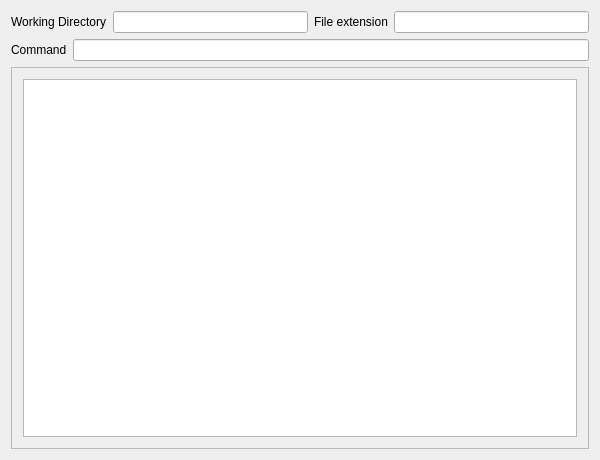
Qt form Servant/widget.ui (OskinElocater/Servant) before a commit.
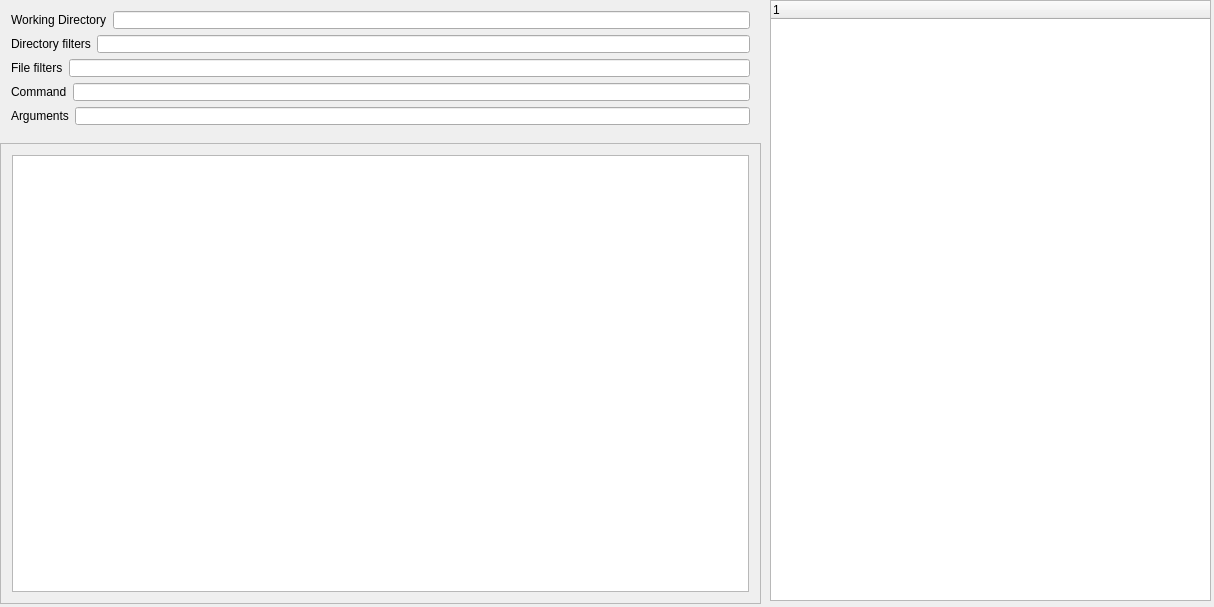
The same form after that commit.

```diff
--- a/Servant/widget.ui
+++ b/Servant/widget.ui
@@ -6,16 +6,57 @@
    <rect>
     <x>0</x>
     <y>0</y>
-    <width>600</width>
-    <height>460</height>
+    <width>1214</width>
+    <height>607</height>
    </rect>
   </property>
   <property name="windowTitle">
    <string>Widget</string>
   </property>
+  <widget class="QScrollArea" name="scrollArea">
+   <property name="geometry">
+    <rect>
+     <x>0</x>
+     <y>143</y>
+     <width>761</width>
+     <height>461</height>
+    </rect>
+   </property>
+   <property name="widgetResizable">
+    <bool>true</bool>
+   </property>
+   <widget class="QWidget" name="scrollAreaWidgetContents">
+    <property name="geometry">
+     <rect>
+      <x>0</x>
+      <y>0</y>
+      <width>759</width>
+      <height>459</height>
+     </rect>
+    </property>
+    <layout class="QHBoxLayout" name="horizontalLayout_3">
+     <item>
+      <widget class="QTextEdit" name="output">
+       <property name="readOnly">
+        <bool>true</bool>
+       </property>
+      </widget>
+     </item>
+    </layout>
+   </widget>
+  </widget>
+  <widget class="QWidget" name="layoutWidget">
+   <property name="geometry">
+    <rect>
+     <x>0</x>
+     <y>0</y>
+     <width>761</width>
+     <height>136</height>
+    </rect>
+   </property>
   <layout class="QVBoxLayout" name="verticalLayout">
    <item>
-    <layout class="QHBoxLayout" name="horizontalLayout_2">
+     <layout class="QHBoxLayout" name="horizontalLayout">
      <item>
       <widget class="QLabel" name="dirLabel">
        <property name="text">
@@ -30,20 +71,38 @@
        </property>
       </widget>
      </item>
+     </layout>
+    </item>
+    <item>
+     <layout class="QHBoxLayout" name="horizontalLayout_2">
+      <item>
+       <widget class="QLabel" name="label_2">
+        <property name="text">
+         <string>Directory filters</string>
+        </property>
+       </widget>
+      </item>
+      <item>
+       <widget class="QLineEdit" name="inputDirFilters"/>
+      </item>
+     </layout>
+    </item>
+    <item>
+     <layout class="QHBoxLayout" name="horizontalLayout_4">
      <item>
       <widget class="QLabel" name="label">
        <property name="text">
-        <string>File extension</string>
+         <string>File filters</string>
        </property>
       </widget>
      </item>
      <item>
-      <widget class="QLineEdit" name="inputExt"/>
+       <widget class="QLineEdit" name="inputFileFilters"/>
      </item>
     </layout>
    </item>
    <item>
-    <layout class="QHBoxLayout" name="horizontalLayout">
+     <layout class="QHBoxLayout" name="horizontalLayout_5">
      <item>
       <widget class="QLabel" name="cmdLabel">
        <property name="text">
@@ -57,32 +116,36 @@
     </layout>
    </item>
    <item>
-    <widget class="QScrollArea" name="scrollArea">
-     <property name="widgetResizable">
-      <bool>true</bool>
-     </property>
-     <widget class="QWidget" name="scrollAreaWidgetContents">
+     <layout class="QHBoxLayout" name="horizontalLayout_6">
+      <item>
+       <widget class="QLabel" name="label_3">
+        <property name="text">
+         <string>Arguments</string>
+        </property>
+       </widget>
+      </item>
+      <item>
+       <widget class="QLineEdit" name="inputArg"/>
+      </item>
+     </layout>
+    </item>
+   </layout>
+  </widget>
+  <widget class="QTreeWidget" name="treeWidget">
       <property name="geometry">
        <rect>
-        <x>0</x>
+     <x>770</x>
         <y>0</y>
-        <width>580</width>
-        <height>384</height>
-       </rect>
-      </property>
-      <layout class="QHBoxLayout" name="horizontalLayout_3">
-       <item>
-        <widget class="QTextEdit" name="output">
-         <property name="readOnly">
-          <bool>true</bool>
-         </property>
-        </widget>
-       </item>
-      </layout>
-     </widget>
-    </widget>
-   </item>
-  </layout>
+     <width>441</width>
+     <height>601</height>
+    </rect>
+   </property>
+   <column>
+    <property name="text">
+     <string notr="true">1</string>
+    </property>
+   </column>
+  </widget>
  </widget>
  <layoutdefault spacing="6" margin="11"/>
  <resources/>
```
Lines whose indentation alone changed are shown as unchanged.
